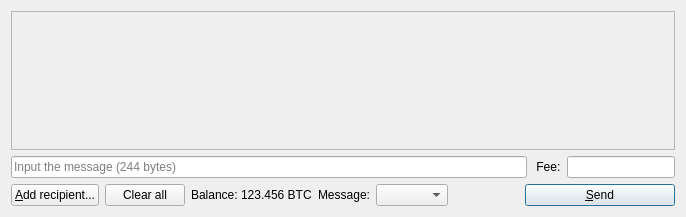
The window that src/qt/forms/sendcoinsdialog.ui (slimcoin-project/Slimcoin) describes before a commit, drawn with Qt 5.
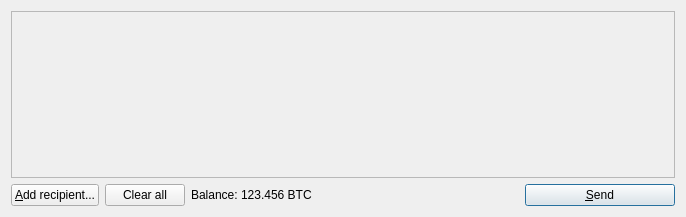
The same window after the commit. Icons and pictures are not drawn. Custom widgets are drawn as their Qt base class.

The edit to the form file:
```diff
--- a/src/qt/forms/sendcoinsdialog.ui
+++ b/src/qt/forms/sendcoinsdialog.ui
@@ -56,37 +56,6 @@
      </widget>
     </widget>
    </item>
-   <item>
-    <layout class="QHBoxLayout" name="horizontalLayoutMsg">
-     <item>
-      <widget class="QLineEdit" name="lineEditMsg">
-       <property name="maxLength">
-        <number>244</number>
-       </property>
-       <property name="placeholderText">
-        <string>Input the message (244 bytes)</string>
-       </property>
-      </widget>
-     </item>
-     <item>
-      <widget class="QLabel" name="labelFee">
-       <property name="text">
-        <string> Fee:</string>
-       </property>
-      </widget>
-     </item>
-     <item>
-      <widget class="BitcoinAmountField" name="amountEditFee">
-       <property name="sizePolicy">
-        <sizepolicy hsizetype="Fixed" vsizetype="Fixed">
-         <horstretch>0</horstretch>
-         <verstretch>0</verstretch>
-        </sizepolicy>
-       </property>
-      </widget>
-     </item>
-    </layout>
-   </item>
    <item>
     <layout class="QHBoxLayout" name="horizontalLayout">
      <item>
@@ -159,16 +128,6 @@
        </item>
       </layout>
      </item>
-     <item>
-      <widget class="QLabel" name="label_2">
-       <property name="text">
-        <string>Message:</string>
-       </property>
-      </widget>
-     </item>
-     <item>
-      <widget class="QComboBox" name="comboBoxMsgType"/>
-     </item>
      <item>
       <spacer name="horizontalSpacer">
        <property name="orientation">
@@ -209,14 +168,6 @@
    </item>
   </layout>
  </widget>
- <customwidgets>
-  <customwidget>
-   <class>BitcoinAmountField</class>
-   <extends>QLineEdit</extends>
-   <header>bitcoinamountfield.h</header>
-   <container>1</container>
-  </customwidget>
- </customwidgets>
  <resources>
   <include location="../bitcoin.qrc"/>
  </resources>
```
Left out of the diff: 9 changed lines with no effect on the pictures.
